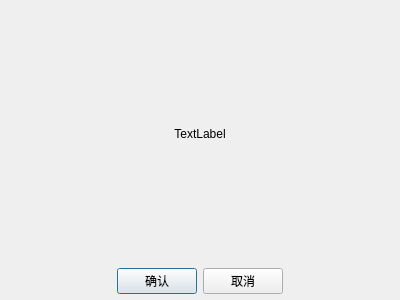
First picture: the form in src/widget/dlgprompt.ui, repository Dragon-qing/ToolKit, before the edit.
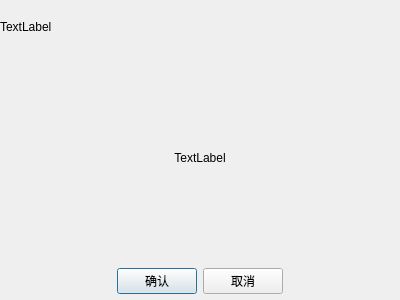
Second picture: the form after the edit.

```diff
--- a/src/widget/dlgprompt.ui
+++ b/src/widget/dlgprompt.ui
@@ -27,7 +27,14 @@
     <number>6</number>
    </property>
    <item>
-    <layout class="QVBoxLayout" name="verticalLayout" stretch="5,1">
+    <layout class="QVBoxLayout" name="verticalLayout" stretch="1,5,1">
+     <item>
+      <widget class="QLabel" name="title_label">
+       <property name="text">
+        <string>TextLabel</string>
+       </property>
+      </widget>
+     </item>
      <item>
       <widget class="QLabel" name="label">
        <property name="focusPolicy">
```
